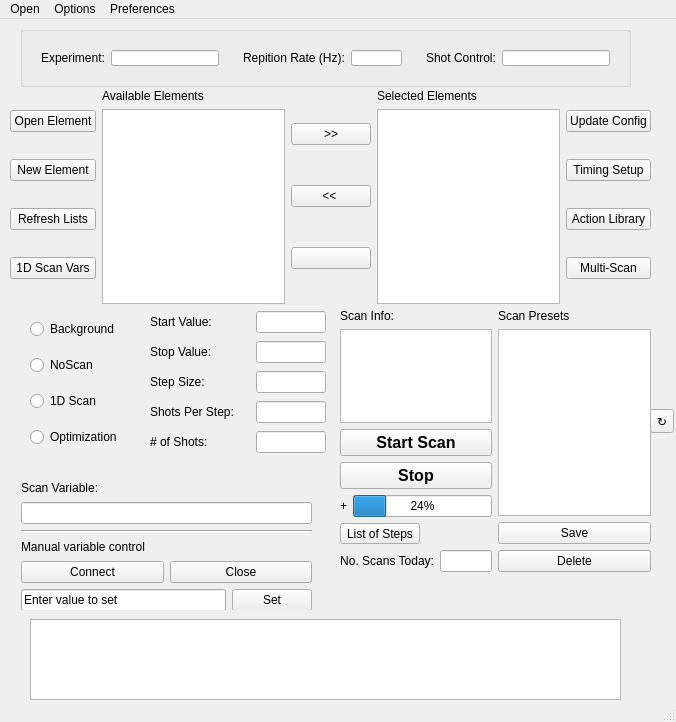
Qt form GEECS-Scanner-GUI/geecs_scanner/app/gui/GEECSScanner.ui (GEECS-BELLA/GEECS-Plugins) before a commit.
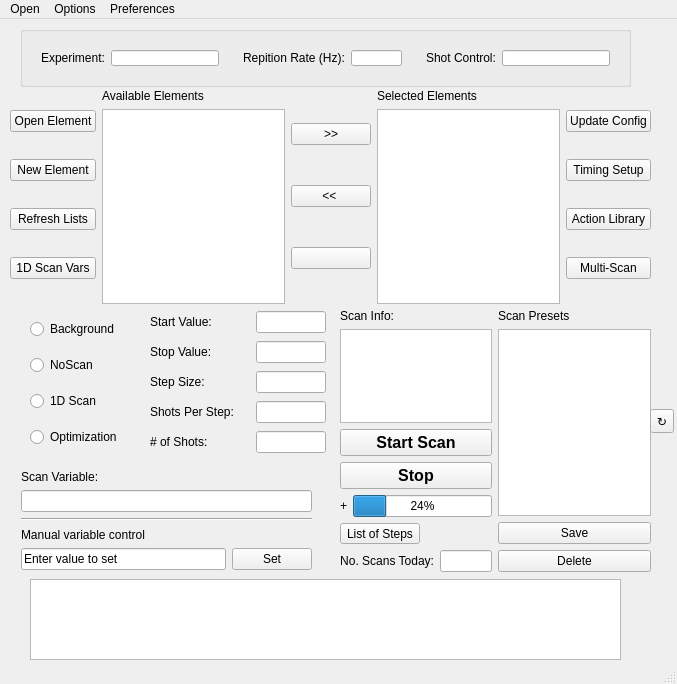
The same form after that commit.

Commit message:
Remove scan variable connect/close buttons from UI
Deleted the 'Connect' and 'Close' buttons for scan variable control from both the .ui and Python UI code. Updated widget geometries to reflect layout changes and maintain consistent sizing.

```diff
--- a/GEECS-Scanner-GUI/geecs_scanner/app/gui/GEECSScanner.ui
+++ b/GEECS-Scanner-GUI/geecs_scanner/app/gui/GEECSScanner.ui
@@ -6,8 +6,8 @@
    <rect>
     <x>0</x>
     <y>0</y>
-    <width>676</width>
-    <height>722</height>
+    <width>677</width>
+    <height>684</height>
    </rect>
   </property>
   <property name="windowTitle">
@@ -18,7 +18,7 @@
     <property name="geometry">
      <rect>
       <x>30</x>
-      <y>600</y>
+      <y>560</y>
       <width>591</width>
       <height>81</height>
      </rect>
@@ -596,7 +596,7 @@
       <x>10</x>
       <y>450</y>
       <width>311</width>
-      <height>141</height>
+      <height>101</height>
      </rect>
     </property>
     <property name="currentIndex">
@@ -608,9 +608,9 @@
       <property name="geometry">
        <rect>
         <x>11</x>
-        <y>11</y>
+        <y>0</y>
         <width>291</width>
-        <height>131</height>
+        <height>101</height>
        </rect>
       </property>
       <layout class="QVBoxLayout" name="verticalLayout_12">
@@ -638,24 +638,6 @@
          </property>
         </widget>
        </item>
-       <item>
-        <layout class="QHBoxLayout" name="horizontalLayout_13">
-         <item>
-          <widget class="QPushButton" name="buttonConnectScanVariable">
-           <property name="text">
-            <string>Connect</string>
-           </property>
-          </widget>
-         </item>
-         <item>
-          <widget class="QPushButton" name="buttonCloseScanDevice">
-           <property name="text">
-            <string>Close</string>
-           </property>
-          </widget>
-         </item>
-        </layout>
-       </item>
        <item>
         <layout class="QHBoxLayout" name="horizontalLayout_14">
          <item>
@@ -727,7 +709,7 @@
     <rect>
      <x>0</x>
      <y>0</y>
-     <width>676</width>
+     <width>677</width>
      <height>21</height>
     </rect>
    </property>
```
The commit also changes 1 other file.
